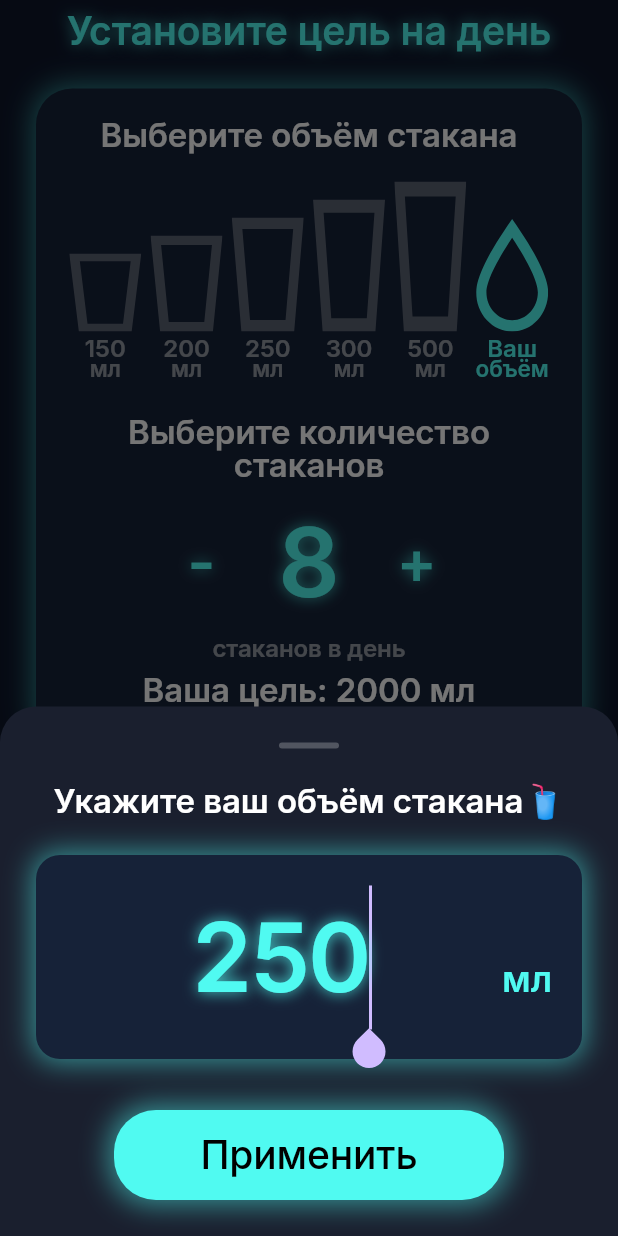
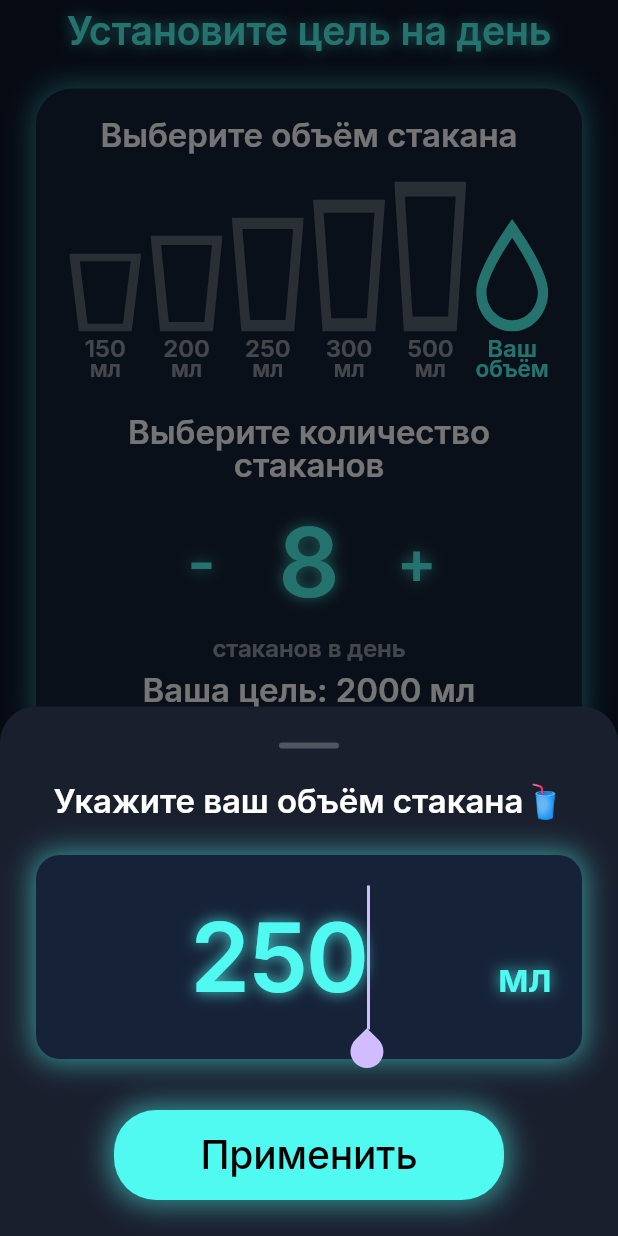
Before and after one commit to kosacheva62-cell/water_tracker_1, a Flutter app: the SettingsPage widget shown alone on an empty page, opened directly, after a tap on "Ваш", on a phone screen of 412 x 824 dp. Run offline on Flutter 3.47's test engine with Material 3 defaults, Android fonts, the light colour scheme and no system bars; our stand-ins replace flutter_svg, shared_preferences, vibration; accounts and stored records are empty.

Commit message:
на экране "Настройки" во всплывающем окне ввода "Ваш объём" для слова "мл" установлены такие же параметры шрифта, как для текста "Установите цель....", в том числе неоновая подстветка

```diff
--- a/lib/pages/settings_page.dart
+++ b/lib/pages/settings_page.dart
@@ -63,8 +63,8 @@ class _SettingsPageState extends State<SettingsPage> {
     }
   }
 
-  // ✅ ДОБАВЛЕН ПАРАМЕТР numberFontSize
-  void _showCustomVolumeSheet(BuildContext context, double buttonWidth, double spaceAboveSaveButton, double goalFontSize, double numberFontSize) {
+  // ✅ ДОБАВЛЕН ПАРАМЕТР titleFontSize
+  void _showCustomVolumeSheet(BuildContext context, double buttonWidth, double spaceAboveSaveButton, double goalFontSize, double numberFontSize, double titleFontSize) {
     final controller = TextEditingController(text: _cupVolume.toString());
     int tempVolume = _cupVolume;
 
@@ -126,7 +126,6 @@ class _SettingsPageState extends State<SettingsPage> {
                 autofocus: true,
                 keyboardType: TextInputType.number,
                 textAlign: TextAlign.center,
-                // ✅ ИЗМЕНЕНО: теперь используется тот же стиль, что и у цифр выбора стаканов
                 style: TextStyles.number(fontSize: numberFontSize),
                 decoration: InputDecoration(
                   hintText: 'мл',
@@ -139,7 +138,10 @@ class _SettingsPageState extends State<SettingsPage> {
                     borderSide: BorderSide.none,
                   ),
                   suffixText: 'мл',
-                  suffixStyle: TextStyle(color: AppColors.accent, fontSize: 24),
+                  // ✅ ИЗМЕНЕНО: стиль "мл" теперь как у заголовка "Установите цель на день"
+                  suffixStyle: TextStyles.title(fontSize: titleFontSize).copyWith(
+                    color: AppColors.accent,
+                  ),
                 ),
                 onChanged: (val) {
                   final parsed = int.tryParse(val);
@@ -336,8 +338,8 @@ class _SettingsPageState extends State<SettingsPage> {
                               GestureDetector(
                                 onTap: () {
                                   setState(() => _customPressed = true);
-                                  // ✅ ПЕРЕДАЕМ numberFontSize В МЕТОД
-                                  _showCustomVolumeSheet(context, buttonWidth, spaceAboveSaveButton, goalFontSize, numberFontSize);
+                                  // ✅ ПЕРЕДАЕМ titleFontSize В МЕТОД
+                                  _showCustomVolumeSheet(context, buttonWidth, spaceAboveSaveButton, goalFontSize, numberFontSize, titleFontSize);
                                 },
                                 behavior: HitTestBehavior.opaque,
                                 child: Column(
```
